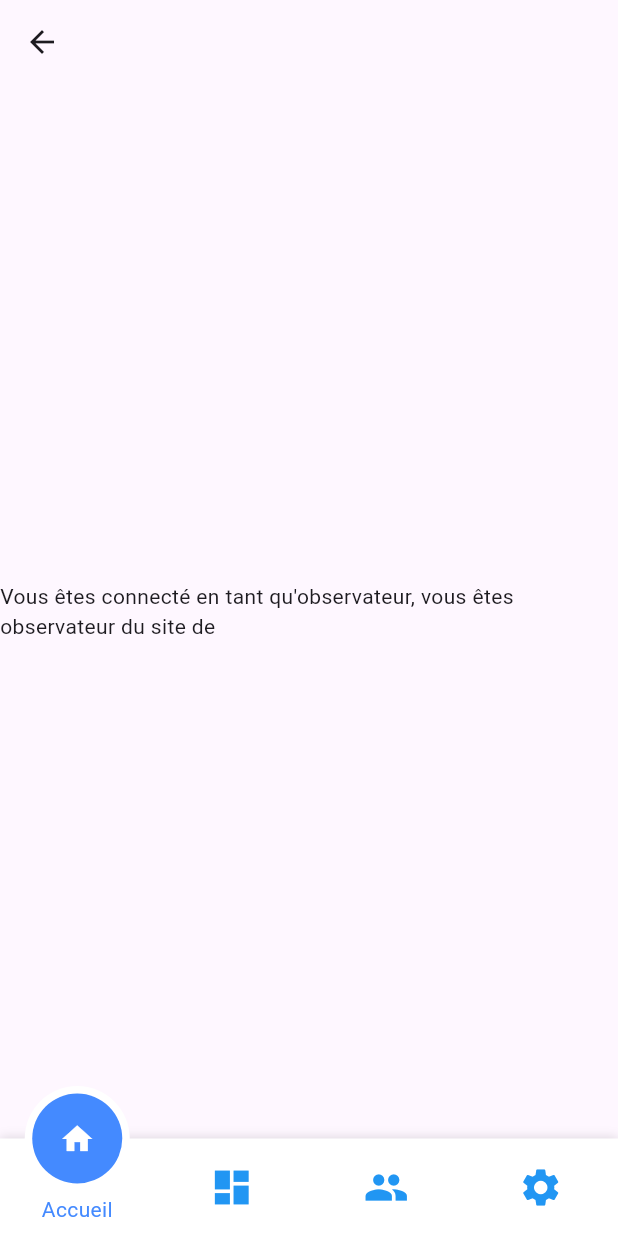
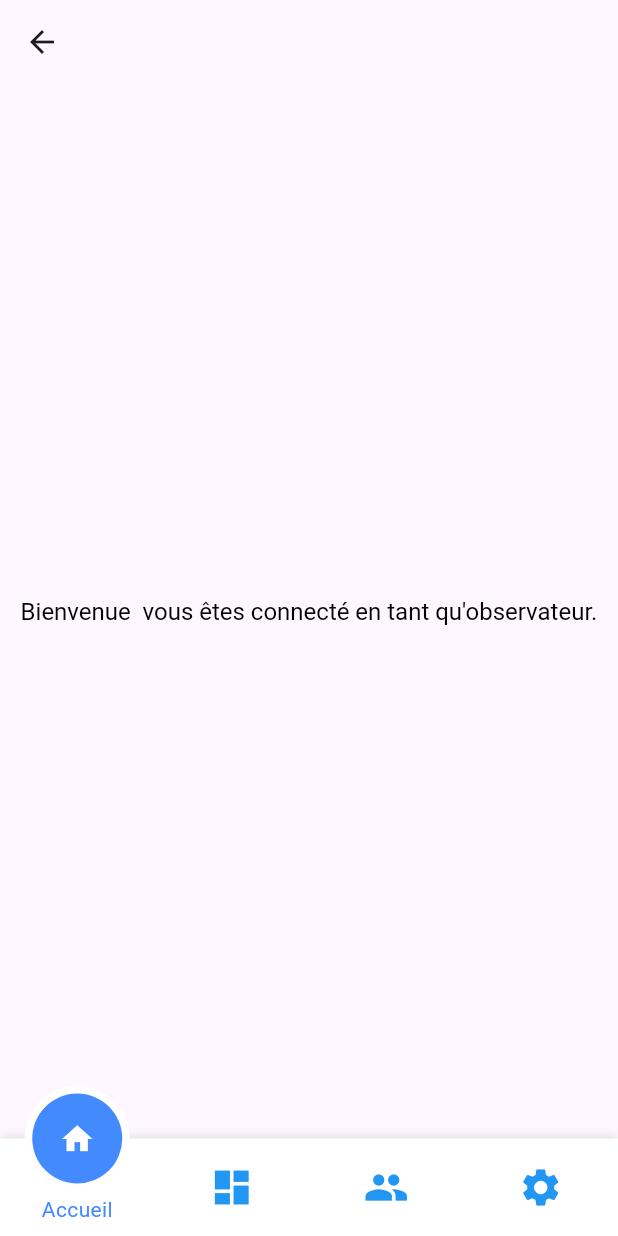
Before and after one commit to fariSSS69/Agrefiege, a Flutter app: the HomePage screen opened by its route, on a phone screen of 412 x 824 dp. Run offline on Flutter 3.47's test engine with Material 3 defaults, Android fonts, the phone set to English and light mode, and no system bars; our stand-ins replace cloud_firestore, firebase_auth, firebase_core, fluttertoast, font_awesome_flutter, google_sign_in and 1 more; accounts and stored records are empty.

Commit message:
Changed welcome text for an observer

```diff
--- a/lib/pages/home_page.dart
+++ b/lib/pages/home_page.dart
@@ -110,11 +110,34 @@ class _HomePageState extends State<HomePage> with TickerProviderStateMixin {
     );
   }
 
-  Widget _buildObserverView() {
-    // Observateur Home avec message
-    return Center(
-      child: Text(
-          'Vous êtes connecté en tant qu\'observateur, vous êtes observateur du site de'),
-    );
-  }
+ Widget _buildObserverView() {
+  String userEmail = FirebaseAuth.instance.currentUser?.email ?? 'Utilisateur';
+
+  // Observateur Home avec message et email en gras
+  return Center(
+    child: RichText(
+      textAlign: TextAlign.center,
+      text: TextSpan(
+        style: TextStyle(
+          color: Colors.black,
+          fontSize: 16.0,
+        ),
+        children: [
+          TextSpan(
+            text: 'Bienvenue ',
+          ),
+          TextSpan(
+            text: userEmail,
+            style: TextStyle(
+              fontWeight: FontWeight.bold,
+            ),
+          ),
+          TextSpan(
+            text: ' vous êtes connecté en tant qu\'observateur.',
+          ),
+        ],
+      ),
+    ),
+  );
 }
+}
```
